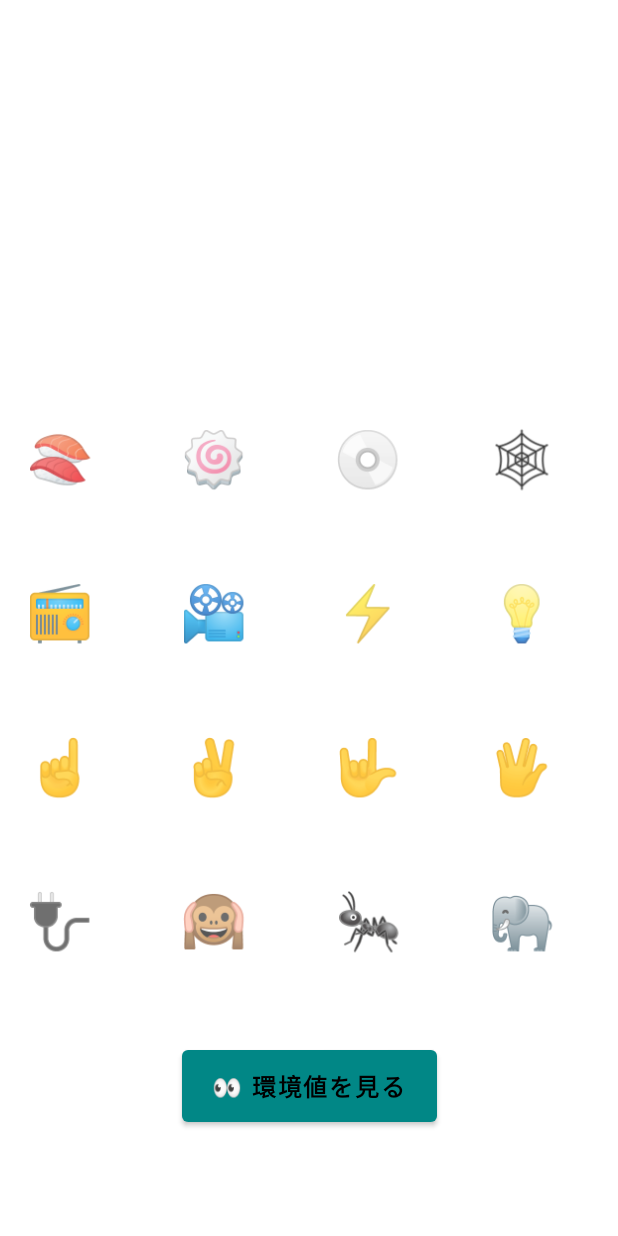
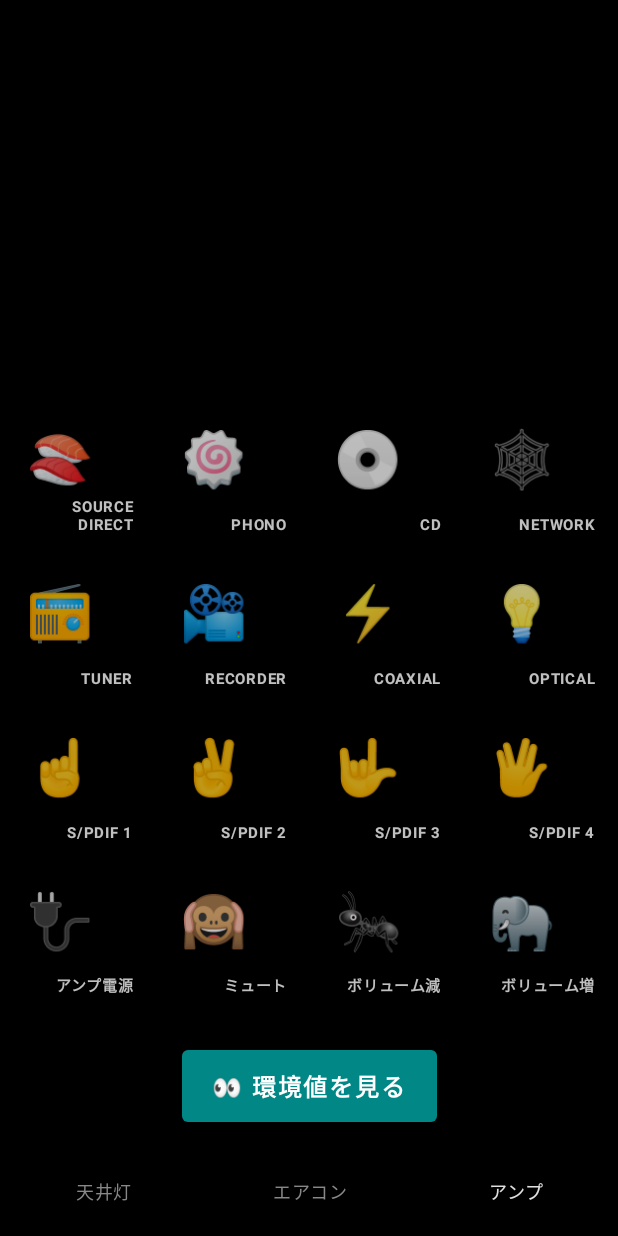
Before and after one commit to geckour/HomeAPI, an Android app built with Jetpack Compose: the screen it shows after launch (MainActivity), item 3 of the bottom bar chosen, on a phone screen of 412 x 824 dp. Run offline under Robolectric (Android 15) with nearby library versions, the phone set to English and light mode, and no system bars; our stand-ins replace Timber; libraries missing offline, so code that uses them is left out: com.jakewharton.retrofit2.

Commit message:
Migrate to NavHost

```diff
--- /dev/null
+++ b/app/src/main/java/com/geckour/homeapi/ui/Colors.kt
@@ -0,0 +1,42 @@
+package com.geckour.homeapi.ui
+
+import androidx.compose.material.darkColors
+import androidx.compose.material.lightColors
+import androidx.compose.ui.graphics.Color
+
+internal object Colors {
+
+    val TEAL200 = Color(0xFF03DAC5)
+    val TEAL700 = Color(0xFF018786)
+    val TEAL900 = Color(0xFF1F2727)
+    val BLACK = Color(0xFF000000)
+    val TAR_BLACK = Color(0xE0000000)
+    val WHITE = Color(0xFFFFFFFF)
+    val PALE_WHITE = Color(0xE0FFFFFF)
+}
+
+internal val DarkColors = darkColors(
+    primary = Colors.BLACK,
+    primaryVariant = Colors.BLACK,
+    secondary = Colors.TEAL200,
+    secondaryVariant = Colors.TEAL700,
+    background = Colors.BLACK,
+    surface = Colors.BLACK,
+    onPrimary = Colors.WHITE,
+    onSecondary = Colors.WHITE,
+    onBackground = Colors.PALE_WHITE,
+    onSurface = Colors.PALE_WHITE
+)
+
+internal val LightColors = lightColors(
+    primary = Colors.WHITE,
+    primaryVariant = Colors.WHITE,
+    secondary = Colors.TEAL200,
+    secondaryVariant = Colors.TEAL700,
+    background = Colors.WHITE,
+    surface = Colors.WHITE,
+    onPrimary = Colors.BLACK,
+    onSecondary = Colors.BLACK,
+    onBackground = Colors.TAR_BLACK,
+    onSurface = Colors.TAR_BLACK
+)
--- a/app/src/main/java/com/geckour/homeapi/ui/MainActivity.kt
+++ b/app/src/main/java/com/geckour/homeapi/ui/MainActivity.kt
@@ -9,10 +9,10 @@ import androidx.activity.ComponentActivity
 import androidx.activity.compose.setContent
 import androidx.activity.result.ActivityResultLauncher
 import androidx.activity.result.contract.ActivityResultContracts
-import androidx.compose.foundation.ExperimentalFoundationApi
 import androidx.compose.foundation.background
 import androidx.compose.foundation.clickable
 import androidx.compose.foundation.interaction.MutableInteractionSource
+import androidx.compose.foundation.isSystemInDarkTheme
 import androidx.compose.foundation.layout.Arrangement
 import androidx.compose.foundation.layout.Arrangement.Bottom
 import androidx.compose.foundation.layout.Box
@@ -21,22 +21,22 @@ import androidx.compose.foundation.layout.PaddingValues
 import androidx.compose.foundation.layout.Row
 import androidx.compose.foundation.layout.fillMaxSize
 import androidx.compose.foundation.layout.fillMaxWidth
-import androidx.compose.foundation.layout.height
 import androidx.compose.foundation.layout.padding
 import androidx.compose.foundation.layout.size
 import androidx.compose.foundation.lazy.LazyColumn
 import androidx.compose.foundation.lazy.items
 import androidx.compose.foundation.lazy.itemsIndexed
 import androidx.compose.material.AlertDialog
+import androidx.compose.material.BottomNavigation
+import androidx.compose.material.BottomNavigationItem
 import androidx.compose.material.Button
 import androidx.compose.material.ButtonDefaults
 import androidx.compose.material.CircularProgressIndicator
 import androidx.compose.material.Divider
 import androidx.compose.material.IconButton
 import androidx.compose.material.MaterialTheme
+import androidx.compose.material.Scaffold
 import androidx.compose.material.Snackbar
-import androidx.compose.material.Tab
-import androidx.compose.material.TabRow
 import androidx.compose.material.Text
 import androidx.compose.material.ripple.rememberRipple
 import androidx.compose.runtime.Composable
@@ -55,6 +55,12 @@ import androidx.compose.ui.unit.Dp
 import androidx.compose.ui.unit.IntSize
 import androidx.compose.ui.unit.dp
 import androidx.compose.ui.unit.sp
+import androidx.navigation.NavDestination.Companion.hierarchy
+import androidx.navigation.NavGraph.Companion.findStartDestination
+import androidx.navigation.compose.NavHost
+import androidx.navigation.compose.composable
+import androidx.navigation.compose.currentBackStackEntryAsState
+import androidx.navigation.compose.rememberNavController
 import com.geckour.homeapi.BootReceiver
 import com.geckour.homeapi.R
 import com.geckour.homeapi.model.RequestData
@@ -73,7 +79,7 @@ class MainActivity : ComponentActivity() {
         super.onCreate(savedInstanceState)
 
         setContent {
-            MaterialTheme {
+            MaterialTheme(colors = if (isSystemInDarkTheme()) DarkColors else DarkColors) {
                 Contents()
                 Loading()
                 Error()
@@ -87,38 +93,77 @@ class MainActivity : ComponentActivity() {
         }
     }
 
-    @OptIn(ExperimentalFoundationApi::class)
     @Composable
     fun Contents() {
         Column(verticalArrangement = Bottom, modifier = Modifier.fillMaxSize()) {
-            var currentScreen by remember { mutableStateOf(MainViewModel.Screen.CEILING_LIGHT) }
+            val navController = rememberNavController()
 
-            when (currentScreen) {
-                MainViewModel.Screen.CEILING_LIGHT -> {
-                    LazyColumn(modifier = Modifier.weight(1f), reverseLayout = true) {
-                        viewModel.items[currentScreen]?.let {
+            Scaffold(
+                bottomBar = {
+                    Column {
+                        Environmental()
+                        BottomNavigation {
+                            val navBackStackEntry by navController.currentBackStackEntryAsState()
+                            val currentDestination = navBackStackEntry?.destination
+
+                            MainViewModel.Screen.values().forEach { screen ->
+                                BottomNavigationItem(
+                                    modifier = Modifier.background(color = MaterialTheme.colors.background),
+                                    icon = {},
+                                    label = { Text(text = screen.title) },
+                                    selected = currentDestination?.hierarchy?.any { it.route == screen.title } == true,
+                                    onClick = {
+                                        navController.navigate(screen.title) {
+                                            popUpTo(navController.graph.findStartDestination().id) {
+                                                saveState = true
+                                            }
+                                            launchSingleTop = true
+                                            restoreState = true
+                                        }
+                                    },
+                                    selectedContentColor = MaterialTheme.colors.onBackground,
+                                    unselectedContentColor = Color.Gray
+                                )
+                            }
+                        }
+                    }
+                }
+            ) { innerPadding ->
+                NavHost(navController = navController, startDestination = MainViewModel.Screen.CEILING_LIGHT.title, Modifier.padding(innerPadding)) {
+                    composable(MainViewModel.Screen.CEILING_LIGHT.title) {
+                        LazyColumn(
+                            modifier = Modifier
+                                .fillMaxSize()
+                                .background(color = MaterialTheme.colors.background), reverseLayout = true
+                        ) {
+                            viewModel.items[MainViewModel.Screen.CEILING_LIGHT]?.let {
                                 itemsIndexed(it) { i, item -> ListItem(item = item, i == 0) }
                             }
                         }
                     }
-                MainViewModel.Screen.AIR_COND -> {
-                    LazyColumn(modifier = Modifier.weight(1f), reverseLayout = true) {
-                        viewModel.items[currentScreen]?.let {
+                    composable(MainViewModel.Screen.AIR_COND.title) {
+                        LazyColumn(
+                            modifier = Modifier
+                                .fillMaxSize()
+                                .background(color = MaterialTheme.colors.background), reverseLayout = true
+                        ) {
+                            viewModel.items[MainViewModel.Screen.AIR_COND]?.let {
                                 itemsIndexed(it) { i, item -> ListItem(item = item, i == 0) }
                             }
                             item { ModifyTemperature(viewModel.data.temperature) }
                         }
                     }
-                MainViewModel.Screen.AMP -> {
+                    composable(MainViewModel.Screen.AMP.title) {
                         val spanCount = 4
                         var size by remember { mutableStateOf(IntSize.Zero) }
                         LazyColumn(
                             modifier = Modifier
-                            .weight(1f)
+                                .fillMaxSize()
+                                .background(color = MaterialTheme.colors.background)
                                 .onGloballyPositioned { layoutCoordinates -> size = layoutCoordinates.size },
                             reverseLayout = true
                         ) {
-                        viewModel.items[currentScreen]?.chunked(spanCount)?.let {
+                            viewModel.items[MainViewModel.Screen.AMP]?.chunked(spanCount)?.let {
                                 items(it) { item ->
                                     GridItem(
                                         items = item.reversed(),
@@ -129,24 +174,6 @@ class MainActivity : ComponentActivity() {
                         }
                     }
                 }
-            Environmental()
-            Tabs(currentScreen) { screen ->
-                currentScreen = screen
-            }
-        }
-    }
-
-    @Composable
-    fun Tabs(currentScreen: MainViewModel.Screen, onScreenChanged: (screen: MainViewModel.Screen) -> Unit) {
-        TabRow(
-            modifier = Modifier.fillMaxWidth(),
-            selectedTabIndex = MainViewModel.Screen.valueOf(currentScreen.name).ordinal,
-            divider = {},
-            backgroundColor = Color.Transparent,
-            contentColor = Color(0xc0ffffff)
-        ) {
-            viewModel.items.keys.forEach {
-                ScreenTab(screen = it, currentScreen = currentScreen, onScreenChanged = onScreenChanged)
             }
         }
     }
@@ -229,24 +256,6 @@ class MainActivity : ComponentActivity() {
     }
 
     @Composable
-    fun ScreenTab(screen: MainViewModel.Screen, currentScreen: MainViewModel.Screen, onScreenChanged: (screen: MainViewModel.Screen) -> Unit) {
-        Tab(
-            selected = currentScreen.ordinal == screen.ordinal,
-            onClick = {
-                onScreenChanged(screen)
-                haptic()
-            },
-            text = {
-                Text(
-                    text = screen.title,
-                    fontWeight = FontWeight.Bold
-                )
-            },
-            modifier = Modifier.height(56.dp)
-        )
-    }
-
-    @Composable
     fun Environmental() {
         Box(
             modifier = Modifier
@@ -258,7 +267,7 @@ class MainActivity : ComponentActivity() {
                     viewModel.requestEnvironmentalData()
                     haptic()
                 },
-                colors = ButtonDefaults.buttonColors(backgroundColor = Color(getColor(R.color.teal_700))),
+                colors = ButtonDefaults.buttonColors(backgroundColor = Colors.TEAL700),
                 modifier = Modifier.align(Alignment.Center),
                 contentPadding = PaddingValues(horizontal = 20.dp, vertical = 12.dp)
             ) {
--- a/app/src/main/java/com/geckour/homeapi/ui/MainViewModel.kt
+++ b/app/src/main/java/com/geckour/homeapi/ui/MainViewModel.kt
@@ -146,6 +146,11 @@ class MainViewModel(private val sharedPreferences: SharedPreferences, private va
     enum class Screen(val title: String) {
         CEILING_LIGHT("天井灯"),
         AIR_COND("エアコン"),
-        AMP("アンプ"),
+        AMP("アンプ");
+
+        companion object {
+
+            fun findByTitle(title: String?): Screen? = values().find { it.title == title }
+        }
     }
 }
--- a/app/src/main/res/values-night/themes.xml
+++ b/app/src/main/res/values-night/themes.xml
@@ -1,18 +1,10 @@
 <resources xmlns:tools="http://schemas.android.com/tools">
     <!-- Base application theme. -->
     <style name="Theme.HomeAPI" parent="Theme.MaterialComponents.DayNight.DarkActionBar">
-        <!-- Primary brand color. -->
-        <item name="colorPrimary">@color/black</item>
-        <item name="colorPrimaryVariant">@color/black</item>
-        <item name="colorOnPrimary">@color/black</item>
-        <!-- Secondary brand color. -->
-        <item name="colorSecondary">#006064</item>
-        <item name="colorSecondaryVariant">#00838F</item>
-        <item name="colorOnSecondary">@color/black</item>
+        <item name="colorPrimaryVariant">#000000</item>
         <!-- Status bar color. -->
         <item name="android:statusBarColor" tools:targetApi="l">?attr/colorPrimaryVariant</item>
         <!-- Customize your theme here. -->
-        <item name="colorOnBackground">#80000000</item>
         <item name="colorControlHighlight">#ffffff</item>
     </style>
 </resources>
--- a/app/src/main/res/values/colors.xml
+++ /dev/null
@@ -1,12 +0,0 @@
-<?xml version="1.0" encoding="utf-8"?>
-<resources>
-    <color name="purple_200">#FFBB86FC</color>
-    <color name="purple_500">#FF6200EE</color>
-    <color name="purple_700">#FF3700B3</color>
-    <color name="teal_200">#FF03DAC5</color>
-    <color name="teal_700">#FF018786</color>
-    <color name="teal_900">#FF1F2727</color>
-    <color name="black">#FF000000</color>
-    <color name="white">#FFFFFFFF</color>
-    <color name="pale_white">#e0FFFFFF</color>
-</resources>
--- a/app/src/main/res/values/themes.xml
+++ b/app/src/main/res/values/themes.xml
@@ -1,18 +1,11 @@
 <resources xmlns:tools="http://schemas.android.com/tools">
     <!-- Base application theme. -->
     <style name="Theme.HomeAPI" parent="Theme.MaterialComponents.DayNight.NoActionBar">
-        <!-- Primary brand color. -->
-        <item name="colorPrimary">@color/white</item>
-        <item name="colorPrimaryVariant">@color/white</item>
-        <item name="colorOnPrimary">@color/white</item>
-        <!-- Secondary brand color. -->
-        <item name="colorSecondary">#00838F</item>
-        <item name="colorSecondaryVariant">#006064</item>
-        <item name="colorOnSecondary">@color/black</item>
         <!-- Status bar color. -->
+        <item name="colorPrimaryVariant">#ffffff</item>
         <item name="android:statusBarColor" tools:targetApi="l">?attr/colorPrimaryVariant</item>
         <!-- Customize your theme here. -->
-        <item name="colorOnBackground">#80ffffff</item>
+        <item name="colorControlHighlight">#000000</item>
     </style>
 
     <style name="Theme.HomeAPI.AlertDialog" parent="Base.ThemeOverlay.MaterialComponents.Dialog.Alert">
--- a/build.gradle
+++ b/build.gradle
@@ -9,10 +9,10 @@ buildscript {
         mavenCentral()
     }
     dependencies {
-        classpath 'com.android.tools.build:gradle:7.1.2'
+        classpath 'com.android.tools.build:gradle:7.2.1'
         classpath "org.jetbrains.kotlin:kotlin-gradle-plugin:$kotlin_version"
-        classpath 'com.google.gms:google-services:4.3.10'
-        classpath 'com.google.firebase:firebase-crashlytics-gradle:2.8.1'
+        classpath 'com.google.gms:google-services:4.3.12'
+        classpath 'com.google.firebase:firebase-crashlytics-gradle:2.9.1'
 
         // NOTE: Do not place your application dependencies here; they belong
         // in the individual module build.gradle files
```
Also changed, not shown: app/build.gradle (+10 -11 lines), gradle/wrapper/gradle-wrapper.properties. Lines whose indentation alone changed are shown as unchanged.
